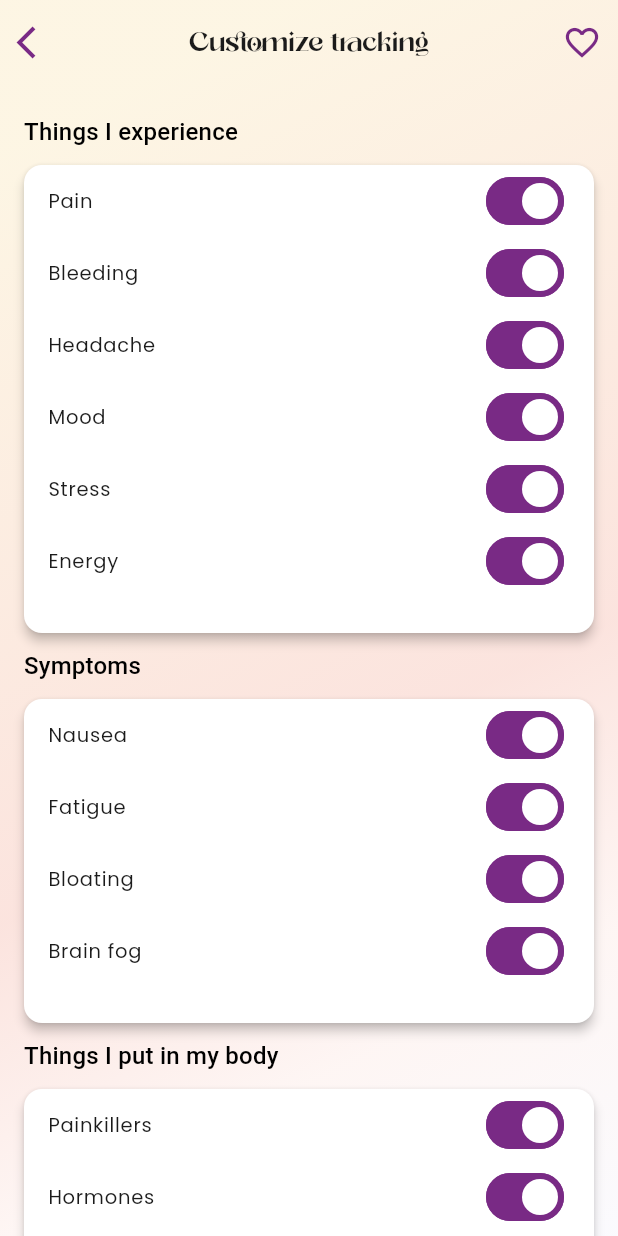
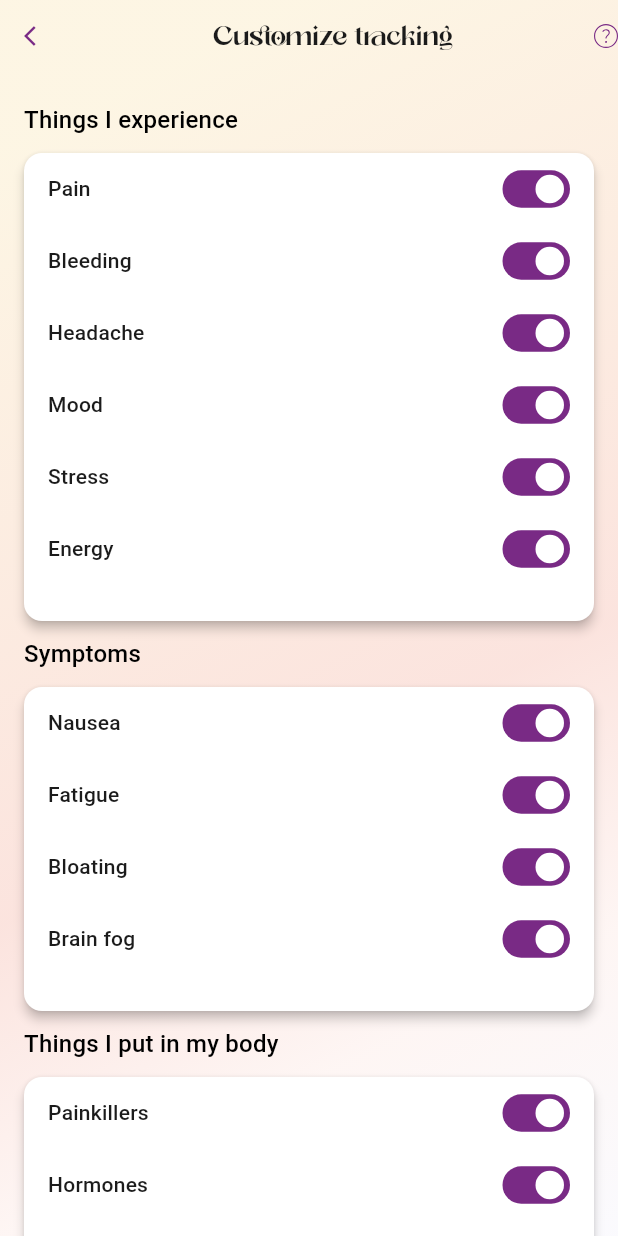
Before and after one commit to asifjavaid/Blackhorse, a Flutter app: the TrackingSettingsScreen screen opened by its route, on a phone screen of 412 x 824 dp. Run offline on Flutter 3.47's test engine with Material 3 defaults, Android fonts, the phone set to English and light mode, and no system bars; our stand-ins replace animated_text_kit, carousel_slider, confetti, dartz, delayed_display, dropdown_button2 and 27 more; missing offline and left inert: amplitude_flutter, infinite_listview, intercom_flutter, local_auth_android, onesignal_flutter, purchases_flutter; accounts and stored records are empty; project files that could hold a hidden picture were left out.

Commit message:
design corrections

```diff
--- a/lib/Routes/app_routes.dart
+++ b/lib/Routes/app_routes.dart
@@ -162,7 +162,7 @@ class AppRoutes {
       AppRoutes.ekvipediaSavedLessonsByType: (context) => const EkvipediaSavedLessonsByTypeScreen(),
       AppRoutes.wellnessWeeklyScreen: (context) => const WellnessWeeklyScreen(),
       AppRoutes.createWellnessWeeklyJournal: (context) => const CreateWellnessWeeklyJournal(),
-      AppRoutes.createWellnessWeeklyJournal: (context) => const TrackingSettingsScreen(),
+      AppRoutes.createTrackingSettings: (context) => const TrackingSettingsScreen(),
     };
   }
 }
--- a/lib/Screens/DailyTracker/daily_tracker.dart
+++ b/lib/Screens/DailyTracker/daily_tracker.dart
@@ -99,6 +99,7 @@ class DailyTrackerHeader extends StatelessWidget {
                   AppNavigation.navigateTo(AppRoutes.createTrackingSettings);
                 },
                 child: SvgPicture.asset(
+                   color: AppColors.actionColor600,
                   "${Assets.customiconsSetting}",
                   semanticsLabel: 'Settings',
                 ),
--- a/lib/Screens/DailyTrackerCategory/PanelScreens/TrackingSettings/TrackingSettings.dart
+++ b/lib/Screens/DailyTrackerCategory/PanelScreens/TrackingSettings/TrackingSettings.dart
@@ -1,9 +1,15 @@
+import 'dart:io';
+
 import 'package:ekvi/Utils/Constants/app_colors.dart';
 import 'package:flutter/material.dart';
+import 'package:flutter_svg/svg.dart';
 import 'package:shared_preferences/shared_preferences.dart';
 
 import '../../../../Models/DailyTracker/TrackingSettings/TrackingCategory.dart';
 import '../../../../Models/DailyTracker/TrackingSettings/TrackingItem.dart';
+import '../../../../Routes/app_navigation.dart';
+import '../../../../Utils/constants/app_constant.dart';
+import '../../../../Utils/helpers/helper_functions.dart';
 import '../../../../Widgets/Gradient/gradient_background.dart'; // Import the package
 
 class TrackingSettingsScreen extends StatefulWidget {
@@ -110,31 +116,29 @@ class _TrackingSettingsScreenState extends State<TrackingSettingsScreen> {
         child: SafeArea(
           child: Column(
             children: [
-              // 🔝 Custom AppBar inside gradient
-              SizedBox(
-                height: kToolbarHeight,
-                child: Row(
+              Row(
+                mainAxisAlignment: MainAxisAlignment.center,
                 children: [
                   IconButton(
-                      icon: const Icon(Icons.arrow_back_ios, color: AppColors.actionColor600),
+                    icon: const Icon(Icons.arrow_back_ios, color: AppColors.actionColor600, size: 16,),
                     onPressed: () {
                       Navigator.pop(context);
                     },
                   ),
-                    Expanded(
-                      child: Center(
-                        child: Text(
-                          'Customize tracking',
-                          style: textTheme.displaySmall,
+                  const Spacer(),
+                  Text("Customize tracking", textAlign: TextAlign.center, style: textTheme.displaySmall),
+                  const Spacer(),
+                  GestureDetector(
+                    onTap: () => HelperFunctions.openCustomBottomSheet(context, content: _helpPanel(), height: Platform.isAndroid ? 300 : 330),
+                    child: SvgPicture.asset(
+                      height: 16,
+                      width: 16,
+                      color: AppColors.actionColor600,
+                      "${AppConstant.assetIcons}info.svg",
+                      semanticsLabel: 'Tracker Settings Info',
                     ),
-                      ),
-                    ),
-                    IconButton(
-                      icon: const Icon(Icons.favorite_border, color: AppColors.actionColor600),
-                      onPressed: () {},
-                    ),
+                  )
                 ],
-                ),
               ),
 
               // 🔽 Page content
@@ -166,11 +170,26 @@ class _TrackingSettingsScreenState extends State<TrackingSettingsScreen> {
                                   itemCount: category.items.length,
                                   itemBuilder: (context, index) {
                                     final item = category.items[index];
-                                    return SwitchListTile(
-                                      title: Text(item.title),
+                                    return ListTile(
+                                      shape: const Border(),
+                                      contentPadding: const EdgeInsets.symmetric(horizontal: 16),
+                                      dense: true,
+                                      title: Text(
+                                        item.title,
+                                        style: textTheme.titleMedium?.copyWith(
+                                          color: AppColors.neutralColor600,
+                                          fontSize: 14,
+                                          fontWeight: FontWeight.w500,
+                                        ),
+                                      ),
+                                      trailing: CustomSwitch(
                                         value: item.isEnabled,
-                                      shape: const Border(), // 🔥 removes divider
-                                      onChanged: (bool newValue) {
+                                        width: 45,
+                                        height: 25,
+                                        activeColor: AppColors.actionColor600,
+                                        inactiveColor: AppColors.neutralColor300,
+                                        thumbColor: AppColors.neutralColor50,
+                                        onChanged: (newValue) {
                                           setState(() {
                                             item.isEnabled = newValue;
                                           });
@@ -180,11 +199,7 @@ class _TrackingSettingsScreenState extends State<TrackingSettingsScreen> {
                                             newValue,
                                           );
                                         },
-
-                                      activeThumbColor: Colors.white,
-                                      activeColor: AppColors.primaryColor600,
-                                      contentPadding: const EdgeInsets.symmetric(horizontal: 16.0),
-                                      dense: true,
+                                      ),
                                     );
                                   },
                                 ),
@@ -204,3 +219,146 @@ class _TrackingSettingsScreenState extends State<TrackingSettingsScreen> {
     );
   }
 }
+
+class CustomSwitch extends StatelessWidget {
+  final bool value;
+  final ValueChanged<bool> onChanged;
+  final double width;
+  final double height;
+  final Color activeColor;
+  final Color inactiveColor;
+  final Color thumbColor;
+  final Duration duration;
+
+  const CustomSwitch({
+    Key? key,
+    required this.value,
+    required this.onChanged,
+    this.width = 44,
+    this.height = 24,
+    this.activeColor = Colors.green,
+    this.inactiveColor = Colors.grey,
+    this.thumbColor = Colors.white,
+    this.duration = const Duration(milliseconds: 200),
+  }) : super(key: key);
+
+  @override
+  Widget build(BuildContext context) {
+    final double thumbSize = height - 6;
+
+    return GestureDetector(
+      onTap: () => onChanged(!value),
+      child: AnimatedContainer(
+        duration: duration,
+        width: width,
+        height: height,
+        padding: const EdgeInsets.only(top: 2,bottom: 2, left: 4, right: 4),
+        decoration: BoxDecoration(
+          color: value ? activeColor : inactiveColor,
+          borderRadius: BorderRadius.circular(height / 2),
+        ),
+        child: AnimatedAlign(
+          duration: duration,
+          alignment:
+          value ? Alignment.centerRight : Alignment.centerLeft,
+          child: Container(
+            width: thumbSize,
+            height: thumbSize,
+            decoration: BoxDecoration(
+              color: thumbColor,
+              shape: BoxShape.circle,
+            ),
+          ),
+        ),
+      ),
+    );
+  }
+}
+
+
+Widget _helpPanel() {
+  TextTheme textTheme = Theme.of(AppNavigation.currentContext!).textTheme;
+  return SingleChildScrollView(
+    child: Column(crossAxisAlignment: CrossAxisAlignment.start, children: [
+      Text("What does it mean?", textAlign: TextAlign.start, style: textTheme.headlineSmall!.copyWith(color: AppColors.neutralColor600)),
+      const SizedBox(
+        height: 24,
+      ),
+      Row(
+        children: [
+          Text(
+            "1-10",
+            style: textTheme.bodySmall,
+          ),
+          const SizedBox(
+            width: 16,
+          ),
+          Text(
+            "Intensity of the tracked symptom",
+            style: textTheme.bodySmall,
+          )
+        ],
+      ),
+      const SizedBox(
+        height: 12,
+      ),
+      Row(
+        children: [
+          SvgPicture.asset("${AppConstant.assetIcons}dt_help_1.svg"),
+          const SizedBox(
+            width: 16,
+          ),
+          Text(
+            "Tracked intensity",
+            style: textTheme.bodySmall,
+          )
+        ],
+      ),
+      const SizedBox(
+        height: 12,
+      ),
+      Row(
+        children: [
+          SvgPicture.asset("${AppConstant.assetIcons}dt_help_2.svg"),
+          const SizedBox(
+            width: 16,
+          ),
+          Text(
+            "Tracked symptom, without intensity",
+            style: textTheme.bodySmall,
+          )
+        ],
+      ),
+      const SizedBox(
+        height: 12,
+      ),
+      Row(
+        children: [
+          Container(
+            decoration: ShapeDecoration(
+              shape: RoundedRectangleBorder(
+                side: const BorderSide(width: 2, color: AppColors.primaryColor500),
+                borderRadius: BorderRadius.circular(50),
+              ),
+            ),
+            width: 32,
+            height: 32,
+            child: Center(
+              child: Text(
+                '1',
+                style: textTheme.bodyLarge!.copyWith(fontSize: 14),
+              ),
+            ),
+          ),
+          const SizedBox(
+            width: 16,
+          ),
+          Text(
+            "Units tracked",
+            style: textTheme.bodySmall,
+          )
+        ],
+      ),
+    ]),
+  );
+}
```
Lines whose indentation alone changed are shown as unchanged.
